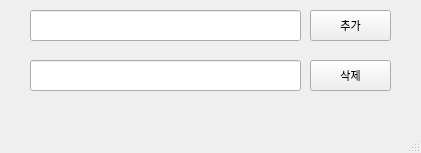
Before: the Qt Designer form python_work/pyautogui/20211129/window1.ui in DongJoonLeeDJ/AI_501_4, drawn with Qt 5.
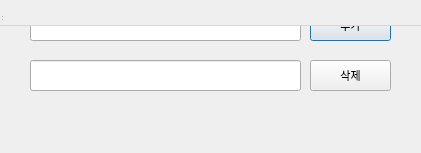
After: the same form once the commit is applied.

```diff
--- a/python_work/pyautogui/20211129/window1.ui
+++ b/python_work/pyautogui/20211129/window1.ui
@@ -1,7 +1,7 @@
 <?xml version="1.0" encoding="UTF-8"?>
 <ui version="4.0">
  <class>MainWindow</class>
- <widget class="QMainWindow" name="MainWindow">
+ <widget class="QDialog" name="MainWindow">
   <property name="geometry">
    <rect>
     <x>0</x>
```
Left out of the diff: 2 changed lines with no effect on the pictures.
